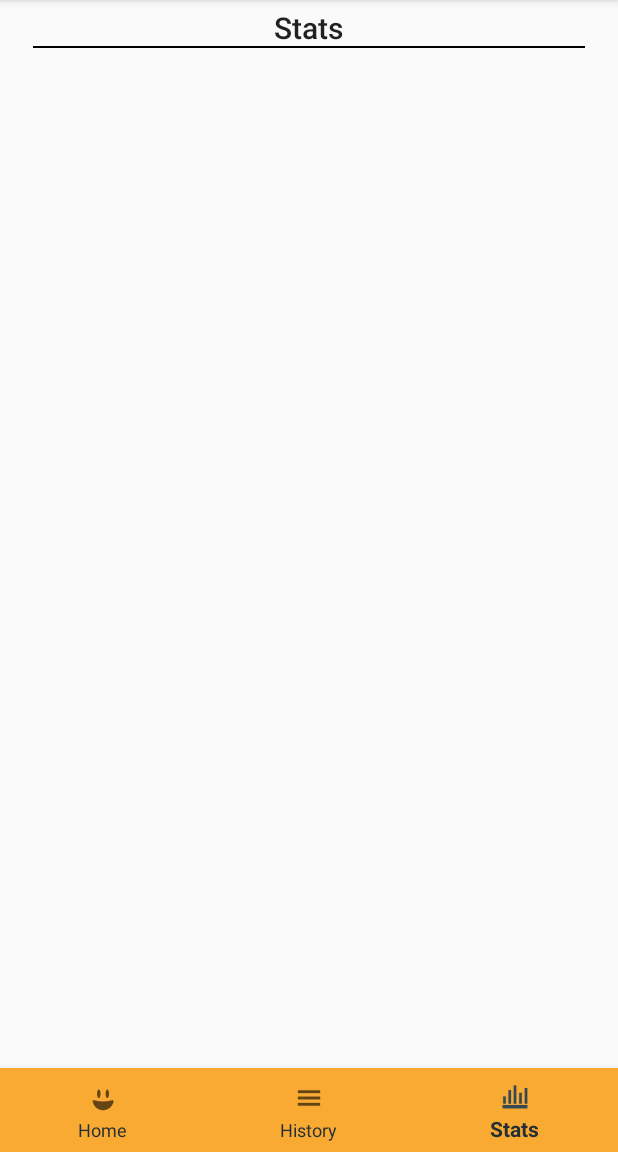
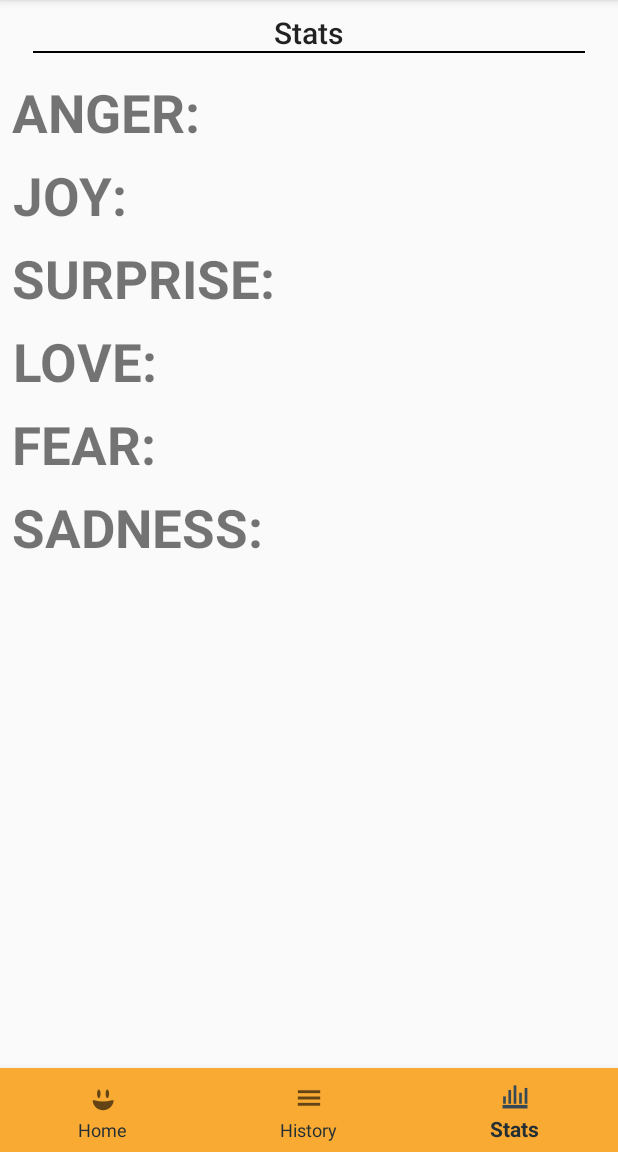
Before and after one commit to ImJoeYouKnow/potentie-FeelsBook, an Android app: the StatsActivity screen opened directly, with no data from a screen before it, on a phone screen of 412 x 824 dp, the part 84-1236 px from its top. Run offline under Robolectric (Android 15) with nearby library versions, the phone set to English and light mode, and no system bars.

Commit message:
Begun implementing the stats page, should be a simple counter.

```diff
--- a/app/src/main/java/com/example/potentie_feelsbook/HistoryActivity.java
+++ b/app/src/main/java/com/example/potentie_feelsbook/HistoryActivity.java
@@ -6,7 +6,6 @@ import android.app.TimePickerDialog;
 import android.content.Intent;
 import android.support.annotation.NonNull;
 import android.support.design.widget.BottomNavigationView;
-import android.support.v4.app.DialogFragment;
 import android.support.v7.app.AppCompatActivity;
 import android.os.Bundle;
 import android.util.Log;
@@ -22,8 +21,6 @@ import android.widget.ListView;
 import android.widget.TextView;
 import android.widget.TimePicker;
 
-
-import java.sql.Date;
 import java.util.ArrayList;
 import java.util.Calendar;
 import java.util.Collection;
--- a/app/src/main/java/com/example/potentie_feelsbook/StatsActivity.java
+++ b/app/src/main/java/com/example/potentie_feelsbook/StatsActivity.java
@@ -6,6 +6,10 @@ import android.support.design.widget.BottomNavigationView;
 import android.support.v7.app.AppCompatActivity;
 import android.os.Bundle;
 import android.view.MenuItem;
+import android.view.View;
+import android.widget.TextView;
+
+import java.util.ArrayList;
 
 public class StatsActivity extends AppCompatActivity {
 
@@ -41,6 +45,9 @@ public class StatsActivity extends AppCompatActivity {
         BottomNavigationView navigation = findViewById(R.id.navigation);
         navigation.setOnNavigationItemSelectedListener(mOnNavigationItemSelectedListener);
         navigation.setSelectedItemId(R.id.navigation_stats);
+
+        getListOfViews();
+
     }
 
     public void openActivityHome(){
@@ -58,4 +65,21 @@ public class StatsActivity extends AppCompatActivity {
     public void finishActivity(){
         this.finish();
     }
+
+    public ArrayList<View> getListOfViews(){
+        TextView anger_stats = findViewById(R.id.stats_anger);
+        TextView joy_stats = findViewById(R.id.stats_joy);
+        TextView surprise_stats = findViewById(R.id.stats_surprise);
+        TextView love_stats = findViewById(R.id.stats_love);
+        TextView fear_stats = findViewById(R.id.stats_fear);
+        TextView sadness_stats = findViewById(R.id.stats_sadness);
+
+        anger_stats.setText("ANGER: ");
+        joy_stats.setText("JOY: ");
+        surprise_stats.setText("SURPRISE: ");
+        love_stats.setText("LOVE: ");
+        fear_stats.setText("FEAR: ");
+        sadness_stats.setText("SADNESS: ");
+        return null;
+    }
 }
--- a/app/src/main/res/layout/activity_stats.xml
+++ b/app/src/main/res/layout/activity_stats.xml
@@ -11,41 +11,118 @@
         android:id="@+id/navigation"
         android:layout_width="0dp"
         android:layout_height="wrap_content"
-        android:layout_marginTop="8dp"
         android:background="@color/colorAccent"
         app:itemTextColor="@color/colorPrimaryDark"
         app:layout_constraintBottom_toBottomOf="parent"
         app:layout_constraintEnd_toEndOf="parent"
         app:layout_constraintHorizontal_bias="0.0"
         app:layout_constraintStart_toStartOf="parent"
-        app:layout_constraintTop_toBottomOf="@+id/stats_list"
-        app:layout_constraintVertical_bias="1.0"
         app:menu="@menu/navigation" />
-
-    <ListView
-        android:id="@+id/stats_list"
-        android:layout_width="0dp"
-        android:layout_height="390dp"
-        android:layout_marginStart="8dp"
-        android:layout_marginTop="32dp"
-        android:layout_marginEnd="8dp"
-        app:layout_constraintEnd_toEndOf="parent"
-        app:layout_constraintHorizontal_bias="1.0"
-        app:layout_constraintStart_toStartOf="parent"
-        app:layout_constraintTop_toTopOf="parent" />
 
     <TextView
         android:id="@+id/stats_title"
         android:layout_width="368dp"
         android:layout_height="wrap_content"
         android:layout_marginStart="8dp"
+        android:layout_marginTop="8dp"
         android:layout_marginEnd="8dp"
         android:background="@drawable/border_bottom"
         android:gravity="center_vertical|center_horizontal"
         android:text="@string/title_stats"
+        android:textAlignment="center"
         android:textAppearance="@style/TextAppearance.AppCompat.Title"
-        app:layout_constraintBottom_toTopOf="@+id/stats_list"
         app:layout_constraintEnd_toEndOf="parent"
-        app:layout_constraintStart_toStartOf="parent" />
+        app:layout_constraintStart_toStartOf="parent"
+        app:layout_constraintTop_toTopOf="parent" />
+
+    <TextView
+        android:id="@+id/stats_anger"
+        android:layout_width="wrap_content"
+        android:layout_height="wrap_content"
+        android:layout_marginStart="8dp"
+        android:layout_marginTop="16dp"
+        android:layout_marginEnd="8dp"
+        android:textAlignment="textEnd"
+        android:textSize="35sp"
+        android:textStyle="bold"
+        app:layout_constraintEnd_toEndOf="parent"
+        app:layout_constraintHorizontal_bias="0.0"
+        app:layout_constraintStart_toStartOf="parent"
+        app:layout_constraintTop_toBottomOf="@+id/stats_title" />
+
+    <TextView
+        android:id="@+id/stats_joy"
+        android:layout_width="wrap_content"
+        android:layout_height="wrap_content"
+        android:layout_marginStart="8dp"
+        android:layout_marginTop="8dp"
+        android:layout_marginEnd="8dp"
+        android:textAlignment="textEnd"
+        android:textSize="35sp"
+        android:textStyle="bold"
+        app:layout_constraintEnd_toEndOf="parent"
+        app:layout_constraintHorizontal_bias="0.0"
+        app:layout_constraintStart_toStartOf="parent"
+        app:layout_constraintTop_toBottomOf="@+id/stats_anger" />
+
+    <TextView
+        android:id="@+id/stats_surprise"
+        android:layout_width="wrap_content"
+        android:layout_height="wrap_content"
+        android:layout_marginStart="8dp"
+        android:layout_marginTop="8dp"
+        android:layout_marginEnd="8dp"
+        android:textAlignment="textEnd"
+        android:textSize="35sp"
+        android:textStyle="bold"
+        app:layout_constraintEnd_toEndOf="parent"
+        app:layout_constraintHorizontal_bias="0.0"
+        app:layout_constraintStart_toStartOf="parent"
+        app:layout_constraintTop_toBottomOf="@+id/stats_joy" />
+
+    <TextView
+        android:id="@+id/stats_love"
+        android:layout_width="wrap_content"
+        android:layout_height="wrap_content"
+        android:layout_marginStart="8dp"
+        android:layout_marginTop="8dp"
+        android:layout_marginEnd="8dp"
+        android:textAlignment="textEnd"
+        android:textSize="35sp"
+        android:textStyle="bold"
+        app:layout_constraintEnd_toEndOf="parent"
+        app:layout_constraintHorizontal_bias="0.0"
+        app:layout_constraintStart_toStartOf="parent"
+        app:layout_constraintTop_toBottomOf="@+id/stats_surprise" />
+
+    <TextView
+        android:id="@+id/stats_fear"
+        android:layout_width="wrap_content"
+        android:layout_height="wrap_content"
+        android:layout_marginStart="8dp"
+        android:layout_marginTop="8dp"
+        android:layout_marginEnd="8dp"
+        android:textAlignment="textEnd"
+        android:textSize="35sp"
+        android:textStyle="bold"
+        app:layout_constraintEnd_toEndOf="parent"
+        app:layout_constraintHorizontal_bias="0.0"
+        app:layout_constraintStart_toStartOf="parent"
+        app:layout_constraintTop_toBottomOf="@+id/stats_love" />
+
+    <TextView
+        android:id="@+id/stats_sadness"
+        android:layout_width="wrap_content"
+        android:layout_height="wrap_content"
+        android:layout_marginStart="8dp"
+        android:layout_marginTop="8dp"
+        android:layout_marginEnd="8dp"
+        android:textAlignment="textEnd"
+        android:textSize="35sp"
+        android:textStyle="bold"
+        app:layout_constraintEnd_toEndOf="parent"
+        app:layout_constraintHorizontal_bias="0.0"
+        app:layout_constraintStart_toStartOf="parent"
+        app:layout_constraintTop_toBottomOf="@+id/stats_fear" />
 
 </android.support.constraint.ConstraintLayout>
```
